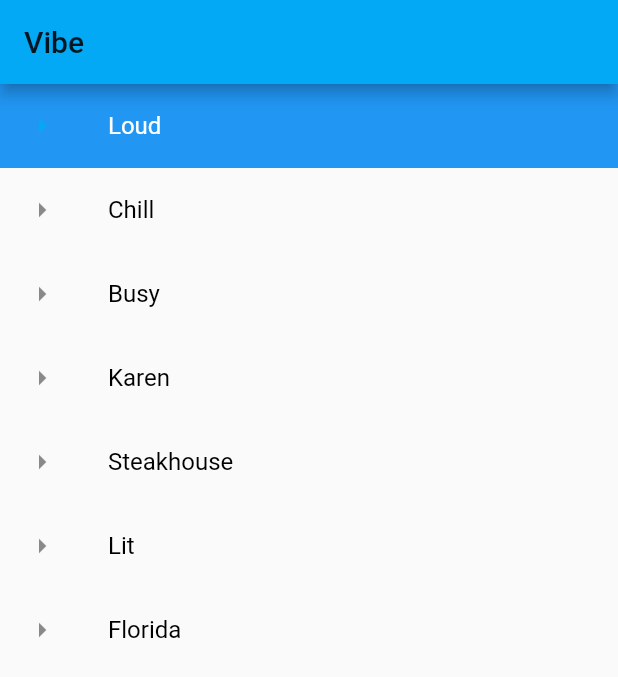
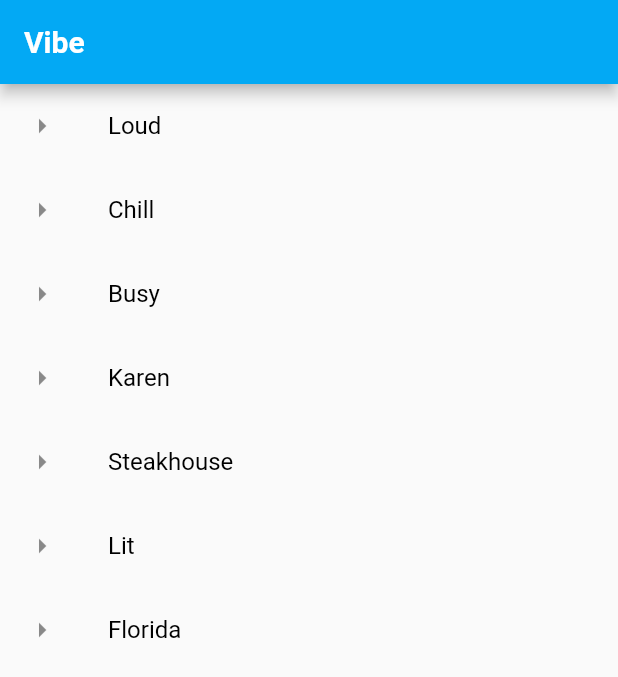
Before and after one commit to treknuts/vibe, a Flutter app: the screen it shows after launch, on a phone screen of 412 x 824 dp. Shown: the top 677 px of the screen. Run offline on Flutter 3.47's test engine with Material 2 defaults, Android fonts, the phone set to English and light mode, and no system bars.

Commit message:
Just messing with stuff learning Dart. Every even index tile is blue and odd is orange.

```diff
--- a/lib/main.dart
+++ b/lib/main.dart
@@ -18,7 +18,13 @@ class AppMain extends StatelessWidget {
       ),
       home: Scaffold(
         appBar: AppBar(
-          title: Text(title),
+          title: Text(
+              title,
+              style: TextStyle(
+                color: Colors.white,
+                fontWeight: FontWeight.w600,
+            )
+          ),
         ),
         body: ListWidget(),
       ),
@@ -35,13 +41,13 @@ class ListWidget extends StatefulWidget {
 }
 
 class _ListWidgetState extends State<ListWidget> {
-  int selectedIndex = 0;
+  int selectedIndex = -1;
 
   List<Map<String, dynamic>> vibes = [
   {
     'title': 'Loud',
     'icon': Icon(Icons.arrow_right_sharp),
-    'selected': true,
+    'selected': false,
   },
     {
       'index': 0,
@@ -93,7 +99,7 @@ class _ListWidgetState extends State<ListWidget> {
             style: index == selectedIndex ? TextStyle(color: Colors.white) : TextStyle(color: Colors.black),
           ),
           selected: index == selectedIndex,
-          selectedTileColor: Colors.blue,
+          selectedTileColor: index % 2 == 0 ? Colors.blue : Colors.orange,
           onTap: () {
             setState(() {
               selectedIndex = index;
```
